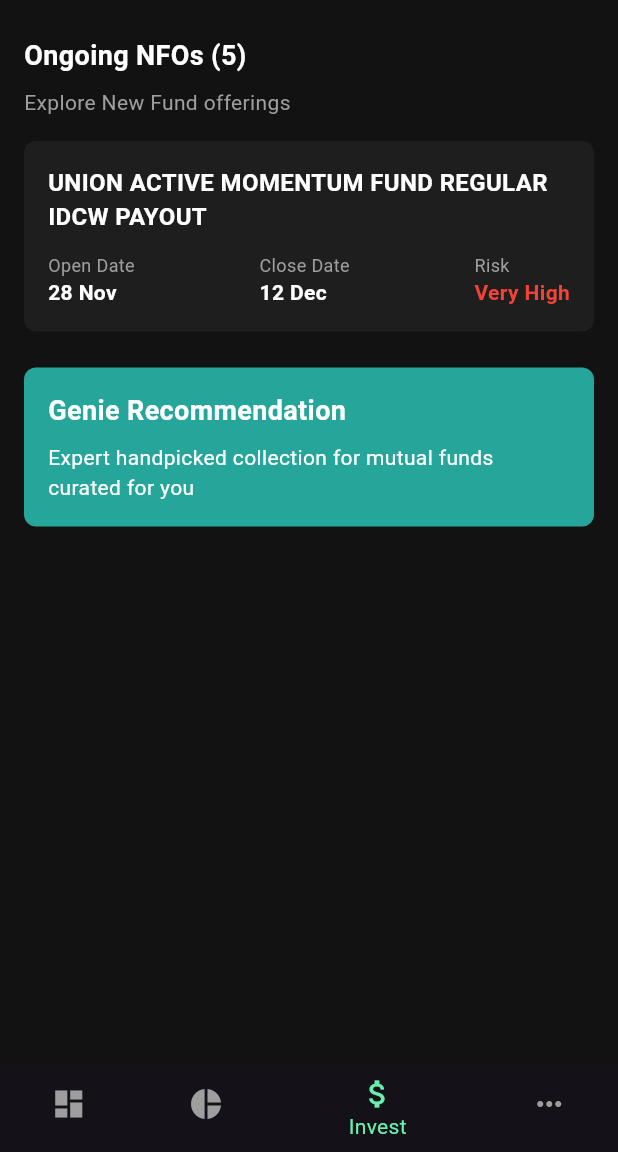
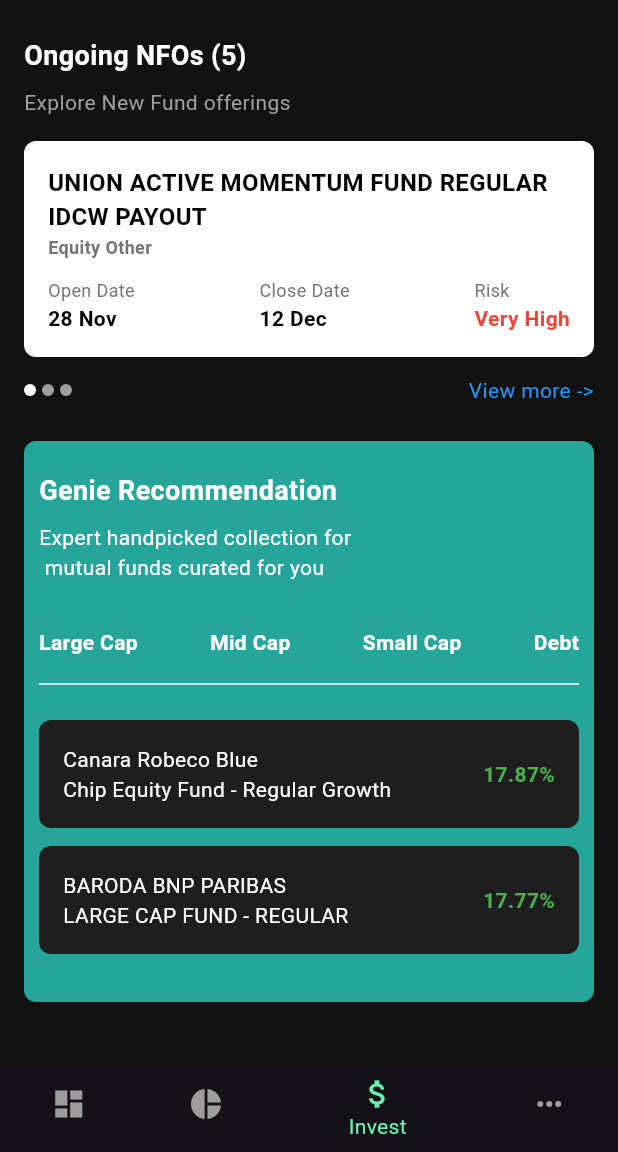
Before and after one commit to Paul-sharon/Funds-Genie, a Flutter app: the Invest screen opened directly, on a phone screen of 412 x 824 dp, the part 84-1236 px from its top. Run offline on Flutter 3.47's test engine with Material 3 defaults, Android fonts, the phone set to English and light mode, and no system bars.

Commit message:
Invest page almost done

```diff
--- a/lib/invest/invest.dart
+++ b/lib/invest/invest.dart
@@ -1,5 +1,6 @@
 import 'package:flutter/material.dart';
 import '../screens/dashboard.dart';
+
 class Invest extends StatefulWidget {
   @override
   _InvestState createState() => _InvestState();
@@ -125,7 +126,7 @@
         SizedBox(height: 16),
         Container(
           decoration: BoxDecoration(
-            color: Color(0xFF1E1E1E),
+            color: Color(0xFFFFFFFF),
             borderRadius: BorderRadius.circular(8),
           ),
           child: Padding(
@@ -135,20 +136,35 @@
               children: [
                 Text(
                   'UNION ACTIVE MOMENTUM FUND REGULAR IDCW PAYOUT',
-                  style: TextStyle(color: Colors.white, fontSize: 16, fontWeight: FontWeight.bold),
+                  style: TextStyle(color: Colors.black, fontSize: 16, fontWeight: FontWeight.bold),
+                ),
+                Text(
+                  'Equity Other',
+                  style: TextStyle(color: Colors.grey.shade600, fontSize: 12, fontWeight: FontWeight.bold),
                 ),
                 SizedBox(height: 12),
                 Row(
                   mainAxisAlignment: MainAxisAlignment.spaceBetween,
                   children: [
-                    InfoTile(title: 'Open Date', value: '28 Nov'),
-                    InfoTile(title: 'Close Date', value: '12 Dec'),
+                    InfoTile(title: 'Open Date', value: '28 Nov', valueColor: Colors.black),
+                    InfoTile(title: 'Close Date', value: '12 Dec', valueColor: Colors.black),
                     InfoTile(title: 'Risk', value: 'Very High', valueColor: Colors.red),
                   ],
                 ),
               ],
             ),
           ),
+        ),
+        SizedBox(height: 12),
+        Row(
+          mainAxisAlignment: MainAxisAlignment.spaceBetween,
+          children: [
+            DotsIndicator(),
+            Text(
+              'View more ->',
+              style: TextStyle(color: Colors.blue, fontSize: 14),
+            ),
+          ],
         ),
       ],
     );
@@ -162,9 +178,9 @@
       crossAxisAlignment: CrossAxisAlignment.start,
       children: [
         Container(
-          padding: EdgeInsets.all(16),
+          padding: EdgeInsets.symmetric(horizontal: 10, vertical: 20),
           decoration: BoxDecoration(
-            color: Color(0xFF26A69A),
+            color: Color(0xFF26A69A), // Greenish background
             borderRadius: BorderRadius.circular(8),
           ),
           child: Column(
@@ -176,12 +192,34 @@
               ),
               SizedBox(height: 8),
               Text(
-                'Expert handpicked collection for mutual funds curated for you',
+                'Expert handpicked collection for \n mutual funds curated for you',
                 style: TextStyle(color: Colors.white, fontSize: 14),
+              ),
+              SizedBox(height: 30),
+              Row(
+                mainAxisAlignment: MainAxisAlignment.spaceBetween,
+                children: [
+                  TabItem(title: 'Large Cap'),
+                  TabItem(title: 'Mid Cap'),
+                  TabItem(title: 'Small Cap'),
+                  TabItem(title: 'Debt'),
+                ],
+              ),
+              SizedBox(height: 10),
+              Divider(color: Colors.white),
+              SizedBox(height: 16),
+              RecommendationTile(
+                fundName: 'Canara Robeco Blue \nChip Equity Fund - Regular Growth',
+                returnPercentage: '17.87%',
+              ),
+              RecommendationTile(
+                fundName: 'BARODA BNP PARIBAS \nLARGE CAP FUND - REGULAR',
+                returnPercentage: '17.77%',
               ),
             ],
           ),
         ),
+        SizedBox(height: 16),
       ],
     );
   }
@@ -192,7 +230,7 @@
   final String value;
   final Color valueColor;
 
-  InfoTile({required this.title, required this.value, this.valueColor = Colors.white});
+  InfoTile({required this.title, required this.value, this.valueColor = Colors.black});
 
   @override
   Widget build(BuildContext context) {
@@ -201,7 +239,7 @@
       children: [
         Text(
           title,
-          style: TextStyle(color: Colors.grey, fontSize: 12),
+          style: TextStyle(color: Colors.grey.shade600, fontSize: 12),
         ),
         Text(
           value,
@@ -211,3 +249,71 @@
     );
   }
 }
+
+class DotsIndicator extends StatelessWidget {
+  @override
+  Widget build(BuildContext context) {
+    return Row(
+      children: [
+        CircleAvatar(radius: 4, backgroundColor: Colors.white),
+        SizedBox(width: 4),
+        CircleAvatar(radius: 4, backgroundColor: Colors.grey),
+        SizedBox(width: 4),
+        CircleAvatar(radius: 4, backgroundColor: Colors.grey),
+      ],
+    );
+  }
+}
+
+class TabItem extends StatelessWidget {
+  final String title;
+
+  TabItem({required this.title});
+
+  @override
+  Widget build(BuildContext context) {
+    return Text(
+      title,
+      style: TextStyle(color: Colors.white, fontSize: 14, fontWeight: FontWeight.bold),
+    );
+  }
+}
+
+class RecommendationTile extends StatelessWidget {
+  final String fundName;
+  final String returnPercentage;
+
+  RecommendationTile({required this.fundName, required this.returnPercentage});
+
+  @override
+  Widget build(BuildContext context) {
+    return Container(
+      margin: EdgeInsets.only(bottom: 12),
+      decoration: BoxDecoration(
+        color: Color(0xFF1E1E1E),
+        borderRadius: BorderRadius.circular(8),
+      ),
+      child: Padding(
+        padding: const EdgeInsets.all(16.0),
+        child: Row(
+          mainAxisAlignment: MainAxisAlignment.spaceBetween,
+          children: [
+            Expanded(
+              child: Text(
+                fundName,
+                style: TextStyle(color: Colors.white, fontSize: 14),
+                maxLines: 2,
+                overflow: TextOverflow.ellipsis,
+              ),
+            ),
+            SizedBox(width: 12),
+            Text(
+              returnPercentage,
+              style: TextStyle(color: Colors.green, fontSize: 14, fontWeight: FontWeight.bold),
+            ),
+          ],
+        ),
+      ),
+    );
+  }
+}
```
